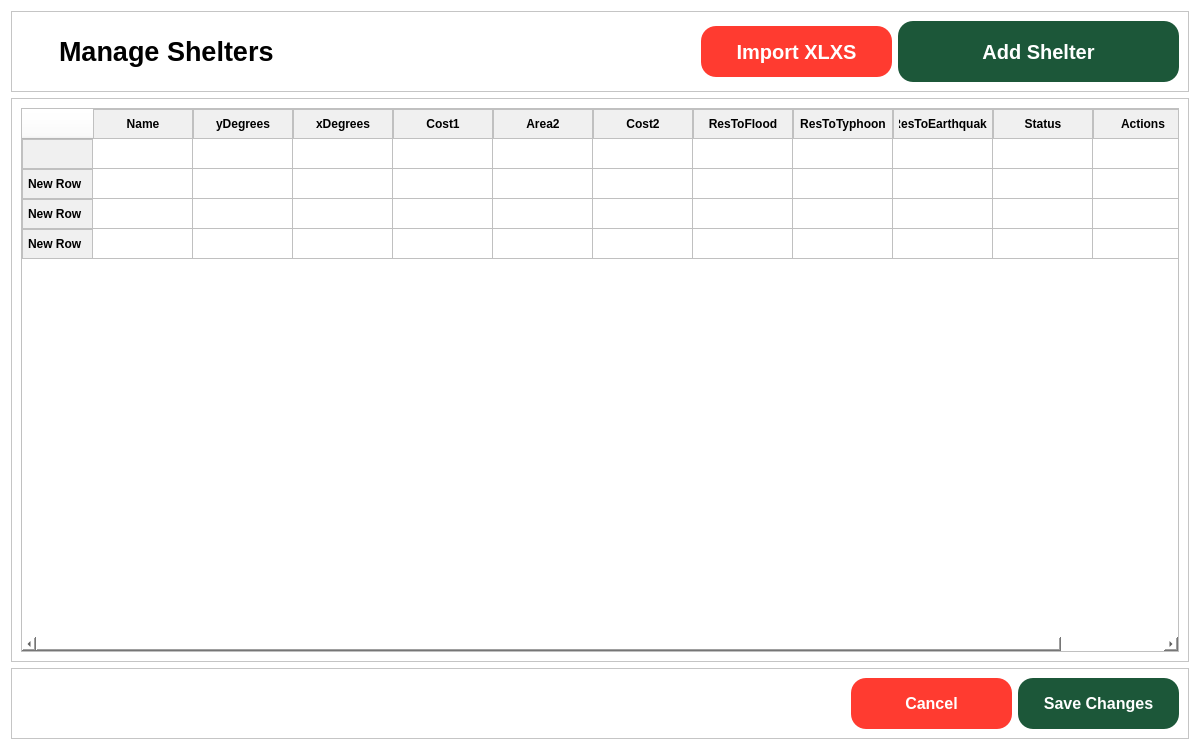
Lucianono/ShelterAlloc_Thesis, file FE/entityManagementShelter.ui: the form before one commit.
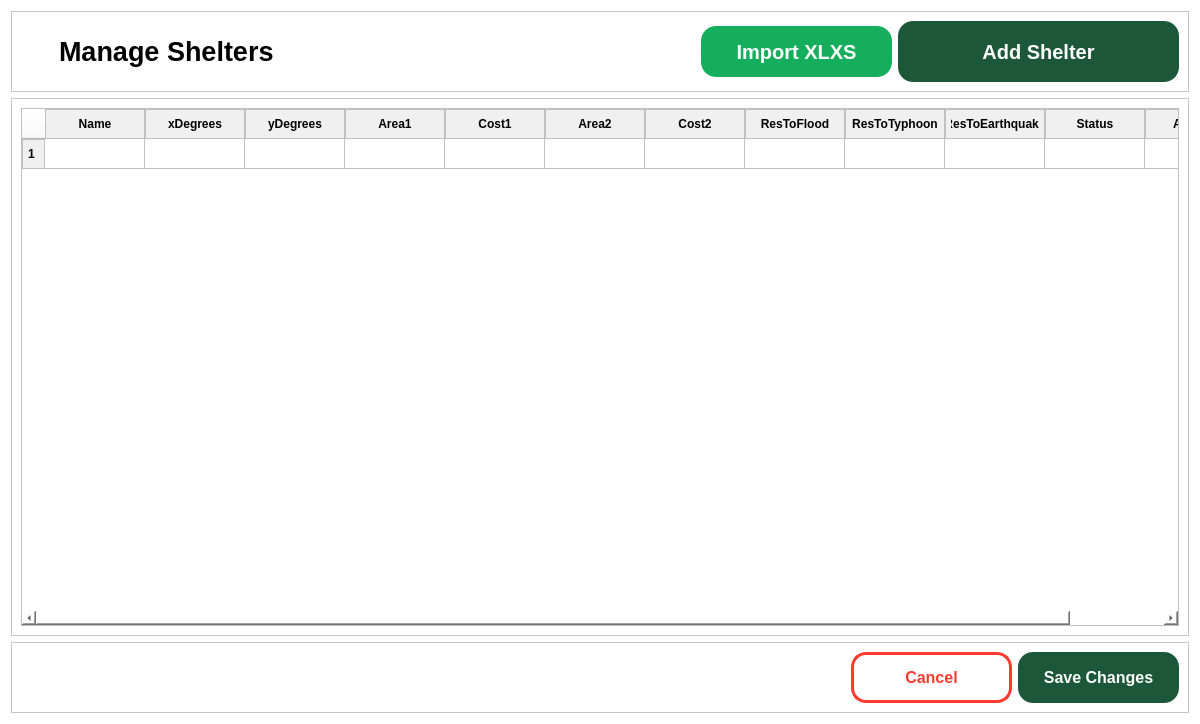
The form after the commit. Icons and pictures are not drawn.

Commit message: shelter settings working

Diff of the .ui file:
```diff
--- a/FE/entityManagementShelter.ui
+++ b/FE/entityManagementShelter.ui
@@ -7,7 +7,7 @@
     <x>0</x>
     <y>0</y>
     <width>1200</width>
-    <height>750</height>
+    <height>724</height>
    </rect>
   </property>
   <property name="windowTitle">
@@ -116,7 +116,7 @@
         </property>
         <property name="styleSheet">
          <string notr="true">QPushButton {
-    background-color: #FF3B30;
+    background-color: #14AE5C;
     color: white;
     padding: 5px;
     border: none;
@@ -250,6 +250,9 @@
         <property name="frameShadow">
          <enum>QFrame::Raised</enum>
         </property>
+        <attribute name="horizontalHeaderMinimumSectionSize">
+         <number>100</number>
+        </attribute>
         <attribute name="horizontalHeaderShowSortIndicator" stdset="0">
          <bool>false</bool>
         </attribute>
@@ -261,22 +264,7 @@
         </attribute>
         <row>
          <property name="text">
-          <string/>
-         </property>
-        </row>
-        <row>
-         <property name="text">
-          <string>New Row</string>
-         </property>
-        </row>
-        <row>
-         <property name="text">
-          <string>New Row</string>
-         </property>
-        </row>
-        <row>
-         <property name="text">
-          <string>New Row</string>
+          <string>1</string>
          </property>
         </row>
         <column>
@@ -284,16 +272,21 @@
           <string>Name</string>
          </property>
         </column>
-        <column>
-         <property name="text">
-          <string>yDegrees</string>
-         </property>
-        </column>
         <column>
          <property name="text">
           <string>xDegrees</string>
          </property>
         </column>
+        <column>
+         <property name="text">
+          <string>yDegrees</string>
+         </property>
+        </column>
+        <column>
+         <property name="text">
+          <string>Area1</string>
+         </property>
+        </column>
         <column>
          <property name="text">
           <string>Cost1</string>
@@ -393,10 +386,10 @@
         </property>
         <property name="styleSheet">
          <string notr="true">QPushButton {
-    background-color: #FF3B30;
-    color: white;
+    background-color: #fff;
+    color: #FF3B30;
     padding: 5px;
-    border: none;
+    border: 3px solid #FF3B30 ;
     border-radius: 15px;
 }
 
```
Left out of the diff: 4 changed lines with no effect on the pictures. The commit also changes 6 other files.
